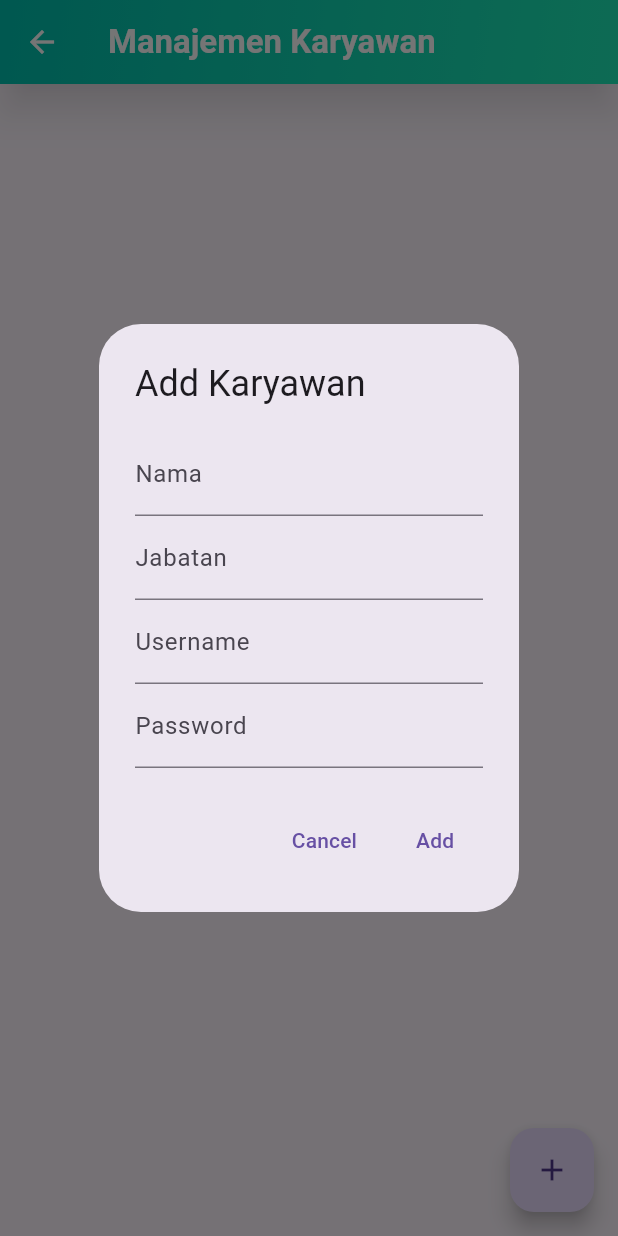
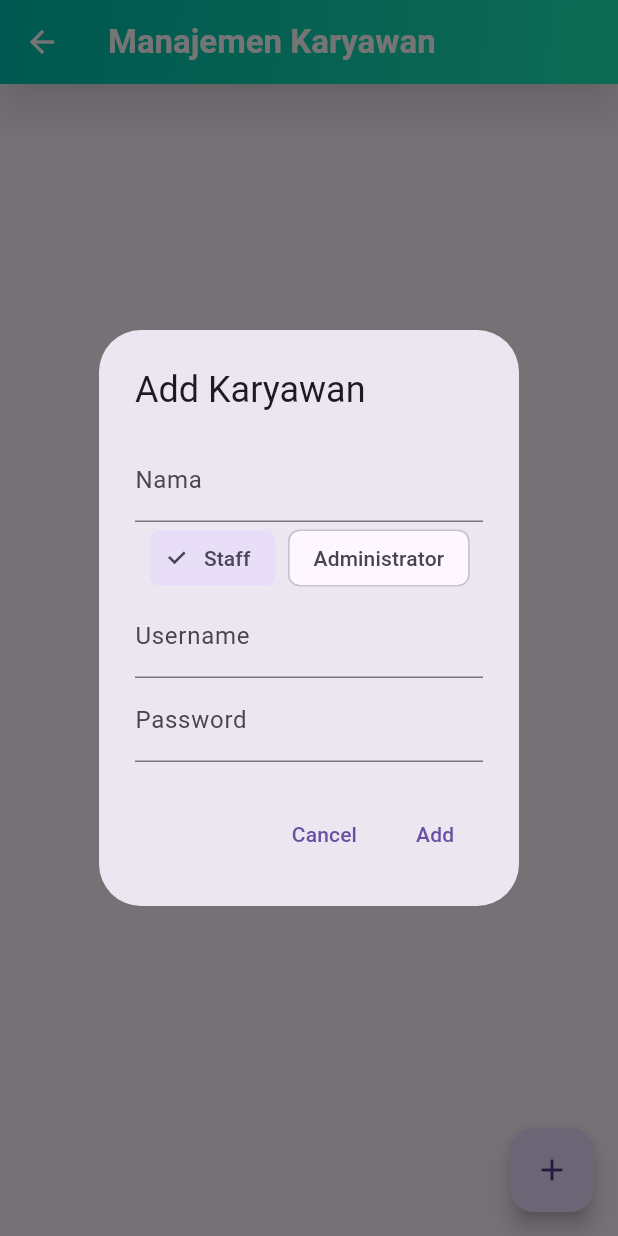
Before and after one commit to Micc1234/Cache-Employee-Management, a Flutter app: the ManageKaryawan screen opened directly, after a tap on the "add" icon, on a phone screen of 412 x 824 dp. Run offline on Flutter 3.47's test engine with Material 3 defaults, Android fonts, the phone set to English and light mode, and no system bars; our stand-ins replace shared_preferences, sqflite; accounts and stored records are empty; Roboto replaces fonts that are missing (RobotoMono).

Commit message:
adding role selection chip when adding employee

```diff
--- a/lib/screens/administrator/manage_karyawan_screen.dart
+++ b/lib/screens/administrator/manage_karyawan_screen.dart
@@ -35,16 +35,18 @@ class _ManageKaryawanState extends State<ManageKaryawan> {
 
   Future<void> showAddKaryawanDialog() async {
     String nama = '';
-    String jabatan = '';
     String username = '';
     String password = '';
+    String jabatan = 'Staff'; // Default selection
 
     showDialog(
       context: context,
       builder: (context) {
         return AlertDialog(
           title: Text('Add Karyawan'),
-          content: Column(
+          content: StatefulBuilder(
+            builder: (context, setState) {
+              return Column(
                 mainAxisSize: MainAxisSize.min,
                 children: [
                   TextField(
@@ -53,11 +55,19 @@ class _ManageKaryawanState extends State<ManageKaryawan> {
                       nama = value;
                     },
                   ),
-              TextField(
-                decoration: InputDecoration(labelText: 'Jabatan'),
-                onChanged: (value) {
-                  jabatan = value;
+                  Wrap(
+                    spacing: 8.0,
+                    children: ['Staff', 'Administrator'].map((role) {
+                      return ChoiceChip(
+                        label: Text(role),
+                        selected: jabatan == role,
+                        onSelected: (selected) {
+                          setState(() {
+                            jabatan = selected ? role : jabatan;
+                          });
                         },
+                      );
+                    }).toList(),
                   ),
                   TextField(
                     decoration: InputDecoration(labelText: 'Username'),
@@ -75,6 +85,8 @@ class _ManageKaryawanState extends State<ManageKaryawan> {
                     obscureText: true,
                   ),
                 ],
+              );
+            },
           ),
           actions: [
             TextButton(
@@ -86,7 +98,6 @@ class _ManageKaryawanState extends State<ManageKaryawan> {
             TextButton(
               onPressed: () async {
                 if (nama.isNotEmpty &&
-                    jabatan.isNotEmpty &&
                     username.isNotEmpty &&
                     password.isNotEmpty) {
                   await dbHelper.insertKaryawan({
@@ -109,16 +120,18 @@ class _ManageKaryawanState extends State<ManageKaryawan> {
 
   Future<void> showEditKaryawanDialog(Map<String, dynamic> karyawan) async {
     String nama = karyawan['nama'];
-    String jabatan = karyawan['jabatan'];
     String username = karyawan['username'];
     String password = karyawan['password'];
+    String jabatan = karyawan['jabatan']; // Current selection
 
     showDialog(
       context: context,
       builder: (context) {
         return AlertDialog(
           title: Text('Edit Karyawan'),
-          content: Column(
+          content: StatefulBuilder(
+            builder: (context, setState) {
+              return Column(
                 mainAxisSize: MainAxisSize.min,
                 children: [
                   TextField(
@@ -128,12 +141,19 @@ class _ManageKaryawanState extends State<ManageKaryawan> {
                     },
                     controller: TextEditingController(text: nama),
                   ),
-              TextField(
-                decoration: InputDecoration(labelText: 'Jabatan'),
-                onChanged: (value) {
-                  jabatan = value;
+                  Wrap(
+                    spacing: 8.0,
+                    children: ['Staff', 'Administrator'].map((role) {
+                      return ChoiceChip(
+                        label: Text(role),
+                        selected: jabatan == role,
+                        onSelected: (selected) {
+                          setState(() {
+                            jabatan = selected ? role : jabatan;
+                          });
                         },
-                controller: TextEditingController(text: jabatan),
+                      );
+                    }).toList(),
                   ),
                   TextField(
                     decoration: InputDecoration(labelText: 'Username'),
@@ -151,6 +171,8 @@ class _ManageKaryawanState extends State<ManageKaryawan> {
                     controller: TextEditingController(text: password),
                   ),
                 ],
+              );
+            },
           ),
           actions: [
             TextButton(
@@ -162,7 +184,6 @@ class _ManageKaryawanState extends State<ManageKaryawan> {
             TextButton(
               onPressed: () async {
                 if (nama.isNotEmpty &&
-                    jabatan.isNotEmpty &&
                     username.isNotEmpty &&
                     password.isNotEmpty) {
                   await dbHelper.updateKaryawan({
```
Lines whose indentation alone changed are shown as unchanged.
